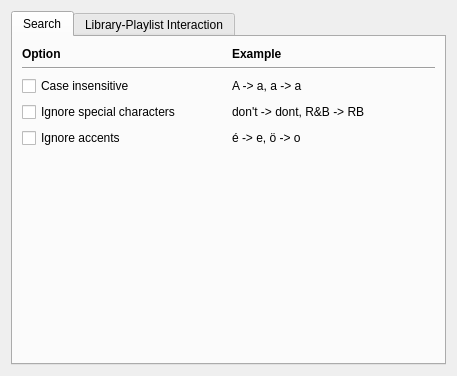
return42/sayonara, file src/GUI/Preferences/LibraryPreferences/GUI_LibraryPreferences.ui: the form before one commit.
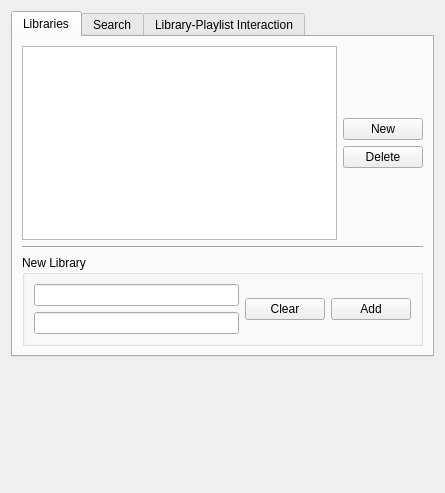
The form after the commit.

Patch:
```diff
--- a/src/GUI/Preferences/LibraryPreferences/GUI_LibraryPreferences.ui
+++ b/src/GUI/Preferences/LibraryPreferences/GUI_LibraryPreferences.ui
@@ -6,8 +6,8 @@
    <rect>
     <x>0</x>
     <y>0</y>
-    <width>457</width>
-    <height>376</height>
+    <width>445</width>
+    <height>493</height>
    </rect>
   </property>
   <layout class="QGridLayout" name="gridLayout">
@@ -19,6 +19,100 @@
      <property name="currentIndex">
       <number>0</number>
      </property>
+     <widget class="QWidget" name="tab_libraries">
+      <attribute name="title">
+       <string>Libraries</string>
+      </attribute>
+      <layout class="QGridLayout" name="gridLayout_5">
+       <item row="0" column="1">
+        <layout class="QVBoxLayout" name="verticalLayout_2">
+         <item>
+          <spacer name="verticalSpacer_3">
+           <property name="orientation">
+            <enum>Qt::Vertical</enum>
+           </property>
+           <property name="sizeHint" stdset="0">
+            <size>
+             <width>20</width>
+             <height>40</height>
+            </size>
+           </property>
+          </spacer>
+         </item>
+         <item>
+          <widget class="QPushButton" name="btn_new">
+           <property name="text">
+            <string>New</string>
+           </property>
+          </widget>
+         </item>
+         <item>
+          <widget class="QPushButton" name="btn_delete">
+           <property name="text">
+            <string>Delete</string>
+           </property>
+          </widget>
+         </item>
+         <item>
+          <spacer name="verticalSpacer_4">
+           <property name="orientation">
+            <enum>Qt::Vertical</enum>
+           </property>
+           <property name="sizeHint" stdset="0">
+            <size>
+             <width>20</width>
+             <height>40</height>
+            </size>
+           </property>
+          </spacer>
+         </item>
+        </layout>
+       </item>
+       <item row="4" column="0" colspan="2">
+        <widget class="QGroupBox" name="gb_new_library">
+         <property name="title">
+          <string>New Library</string>
+         </property>
+         <layout class="QGridLayout" name="gridLayout_7">
+          <item row="0" column="0">
+           <widget class="QLineEdit" name="le_name"/>
+          </item>
+          <item row="1" column="0">
+           <widget class="QLineEdit" name="le_path"/>
+          </item>
+          <item row="0" column="1" rowspan="2">
+           <layout class="QGridLayout" name="gridLayout_6">
+            <item row="0" column="0">
+             <widget class="QPushButton" name="btn_clear">
+              <property name="text">
+               <string>Clear</string>
+              </property>
+             </widget>
+            </item>
+            <item row="0" column="1">
+             <widget class="QPushButton" name="btn_add">
+              <property name="text">
+               <string>Add</string>
+              </property>
+             </widget>
+            </item>
+           </layout>
+          </item>
+         </layout>
+        </widget>
+       </item>
+       <item row="1" column="0" colspan="2">
+        <widget class="Line" name="line_2">
+         <property name="orientation">
+          <enum>Qt::Horizontal</enum>
+         </property>
+        </widget>
+       </item>
+       <item row="0" column="0">
+        <widget class="QListView" name="lv_libs"/>
+       </item>
+      </layout>
+     </widget>
      <widget class="QWidget" name="tab_search">
       <attribute name="title">
        <string>Search</string>
@@ -210,6 +304,19 @@
      </widget>
     </widget>
    </item>
+   <item row="1" column="0">
+    <spacer name="verticalSpacer_5">
+     <property name="orientation">
+      <enum>Qt::Vertical</enum>
+     </property>
+     <property name="sizeHint" stdset="0">
+      <size>
+       <width>20</width>
+       <height>40</height>
+      </size>
+     </property>
+    </spacer>
+   </item>
   </layout>
  </widget>
  <resources/>
```
